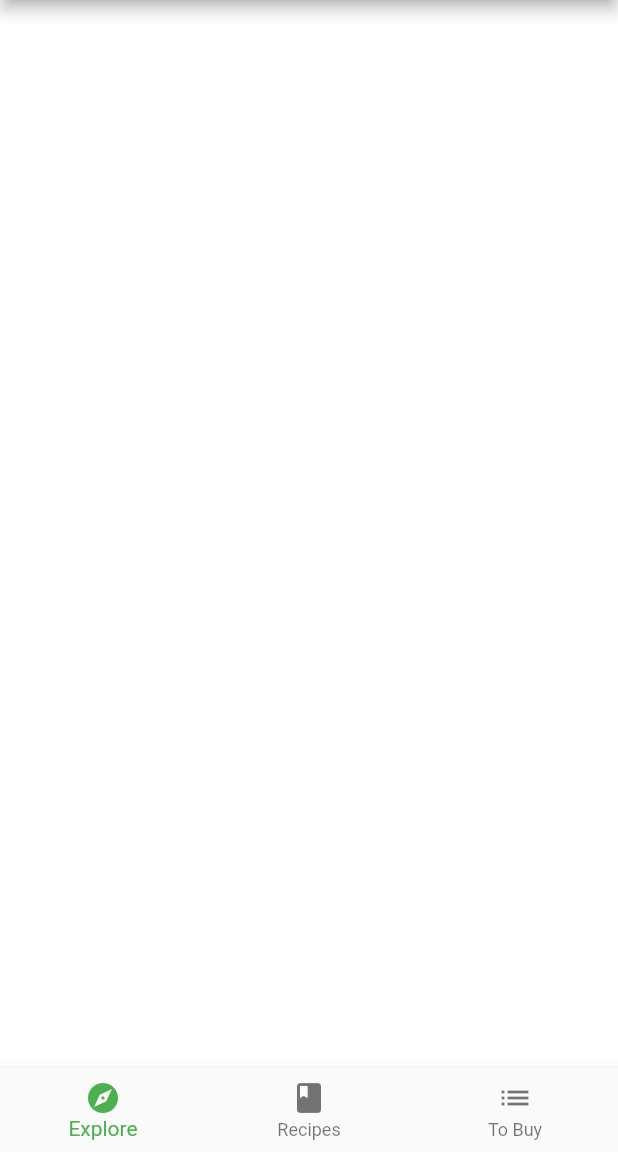
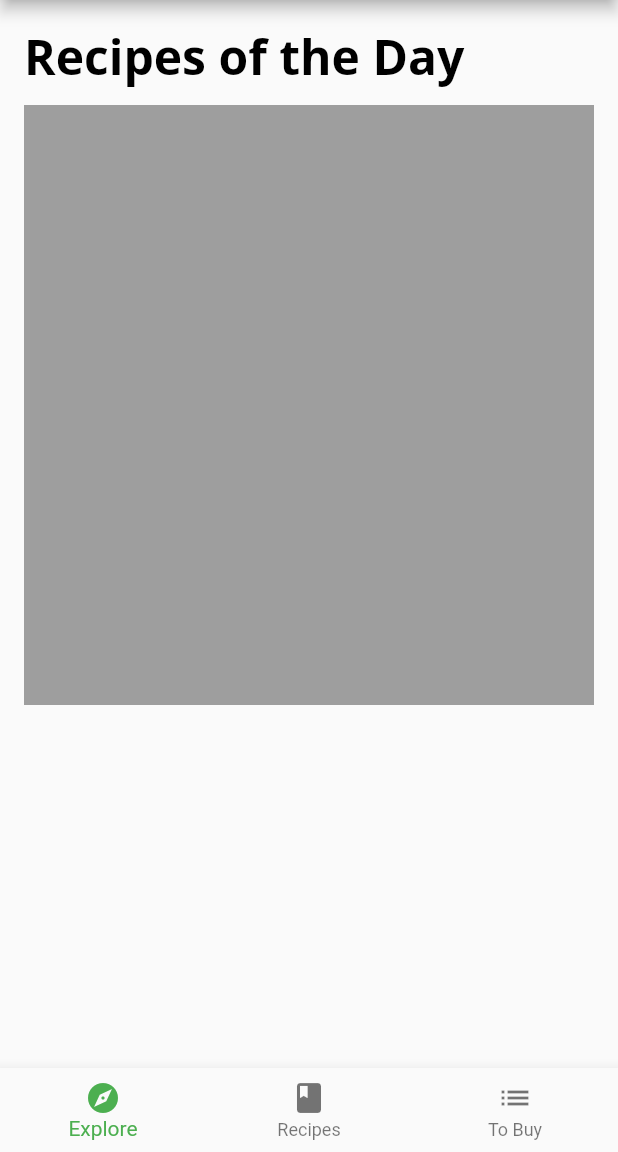
Before and after one commit to niar92i/scrollable-widgets, a Flutter app: the screen it shows after launch, on a phone screen of 412 x 824 dp, the part 84-1236 px from its top. Run offline on Flutter 3.47's test engine with Material 2 defaults, Android fonts, the phone set to English and light mode, and no system bars; our stand-ins replace google_fonts.

Commit message:
Adding ListView for today's recipes

```diff
--- a/lib/components/components.dart
+++ b/lib/components/components.dart
@@ -3,3 +3,4 @@ export 'card1.dart';
 export 'card2.dart';
 export 'card3.dart';
 export 'circle_image.dart';
+export 'today_recipe_list_view.dart';
--- /dev/null
+++ b/lib/components/today_recipe_list_view.dart
@@ -0,0 +1,40 @@
+import 'package:flutter/material.dart';
+import '/components/components.dart';
+import '/models/models.dart';
+
+class TodayRecipeListView extends StatelessWidget {
+
+  final List<ExploreRecipe> recipes;
+
+  const TodayRecipeListView({
+    super.key,
+    required this.recipes,
+  });
+
+  @override
+  Widget build(BuildContext context) {
+    return Padding(
+        padding: const EdgeInsets.only(
+          left: 16,
+          right: 16,
+          top: 16,
+        ),
+      child: Column(
+        crossAxisAlignment: CrossAxisAlignment.start,
+        children: [
+          Text(
+            'Recipes of the Day',
+            style: Theme.of(context).textTheme.displayLarge,
+          ),
+          const SizedBox(height: 10,),
+          Container(
+            height: 400,
+            //TODO: Add ListView here
+            color: Colors.grey,
+          ),
+        ],
+      ),
+    );
+  }
+  //TODO: Add buildCard() widget here
+}
--- a/lib/home.dart
+++ b/lib/home.dart
@@ -1,4 +1,5 @@
 import 'package:flutter/material.dart';
+import 'screens/explore_screen.dart';
 
 class Home extends StatefulWidget {
   const Home({super.key});
@@ -11,7 +12,7 @@ class HomeState extends State<Home> {
   int _selectedIndex = 0;
 
   static List<Widget> pages = <Widget>[
-    // TODO: Replace with ExploreScreen
+    ExploreScreen(),
     Container(color: Colors.white),
     // TODO: Replace with RecipesScreen
     Container(color: Colors.green),
--- /dev/null
+++ b/lib/screens/explore_screen.dart
@@ -0,0 +1,29 @@
+import 'package:flutter/material.dart';
+
+import '/components/components.dart';
+import '/models/models.dart';
+import '/api/mock_fooderlich_service.dart';
+
+class ExploreScreen extends StatelessWidget {
+
+  final mockService = MockFooderlichService();
+
+  ExploreScreen({super.key});
+
+  @override
+  Widget build(BuildContext context) {
+    return FutureBuilder(
+        future: mockService.getExploreData(),
+        builder: (context, AsyncSnapshot<ExploreData> snapshot) {
+          if (snapshot.connectionState == ConnectionState.done){
+            final recipes = snapshot.data?.todayRecipes ?? [];
+            return TodayRecipeListView(recipes: recipes);
+          } else {
+            return const Center(
+              child: CircularProgressIndicator(),
+            );
+          }
+        }
+    );
+  }
+}
--- a/pubspec.yaml
+++ b/pubspec.yaml
@@ -10,7 +10,7 @@ environment:
 dependencies:
   flutter:
     sdk: flutter
-  google_fonts: ^3.0.1
+  google_fonts: ^6.1.0
 
 dev_dependencies:
   flutter_test:
```
Also changed, not shown: pubspec.lock.
